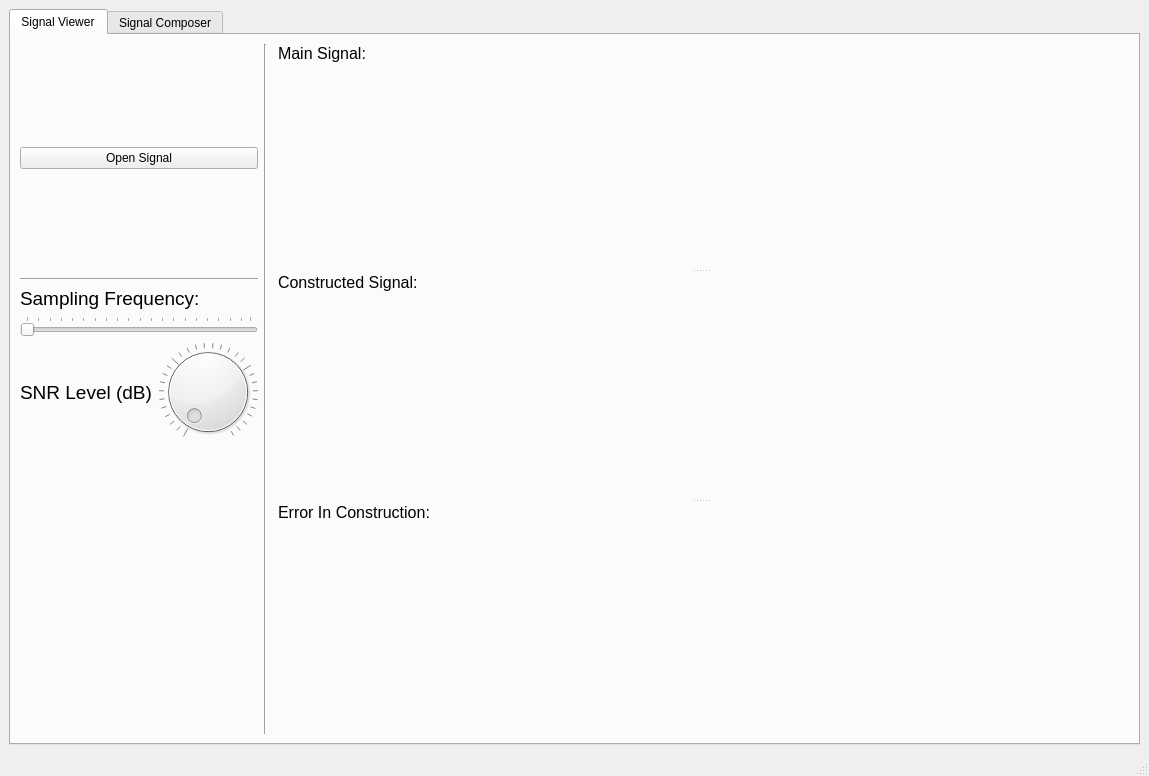
Old version of the form S.ui in the repository RushingBlast/DSP_Task_2.
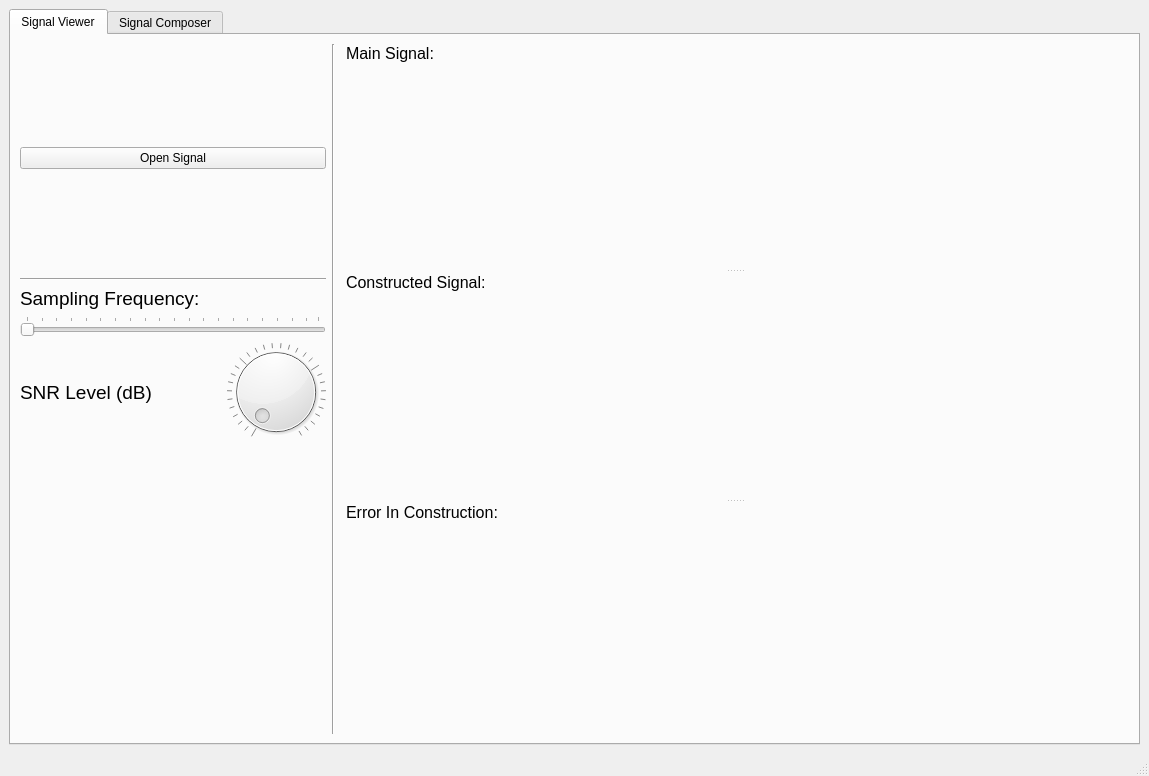
New version of the form. The open tabs and pages were chosen to show the change. Custom widgets are drawn as their Qt base class.

Commit message: Work on composer (read todos)

```diff
--- a/S.ui
+++ b/S.ui
@@ -144,6 +144,12 @@
                 <verstretch>0</verstretch>
                </sizepolicy>
               </property>
+              <property name="minimumSize">
+               <size>
+                <width>200</width>
+                <height>0</height>
+               </size>
+              </property>
               <property name="maximumSize">
                <size>
                 <width>200</width>
@@ -231,7 +237,7 @@
           <property name="orientation">
            <enum>Qt::Vertical</enum>
           </property>
-          <widget class="QWidget" name="">
+          <widget class="QWidget" name="layoutWidget">
            <layout class="QVBoxLayout" name="verticalLayout_3">
             <item>
              <widget class="QLabel" name="label_main_signal">
@@ -268,7 +274,7 @@
             </item>
            </layout>
           </widget>
-          <widget class="QWidget" name="">
+          <widget class="QWidget" name="layoutWidget">
            <layout class="QVBoxLayout" name="verticalLayout_4">
             <item>
              <widget class="QLabel" name="label_constructed_signal">
@@ -305,7 +311,7 @@
             </item>
            </layout>
           </widget>
-          <widget class="QWidget" name="">
+          <widget class="QWidget" name="layoutWidget">
            <layout class="QVBoxLayout" name="verticalLayout_5">
             <item>
              <widget class="QLabel" name="label_const_err">
```
Left out of the diff: 18 changed lines with no effect on the pictures. The commit also changes 2 other files.
